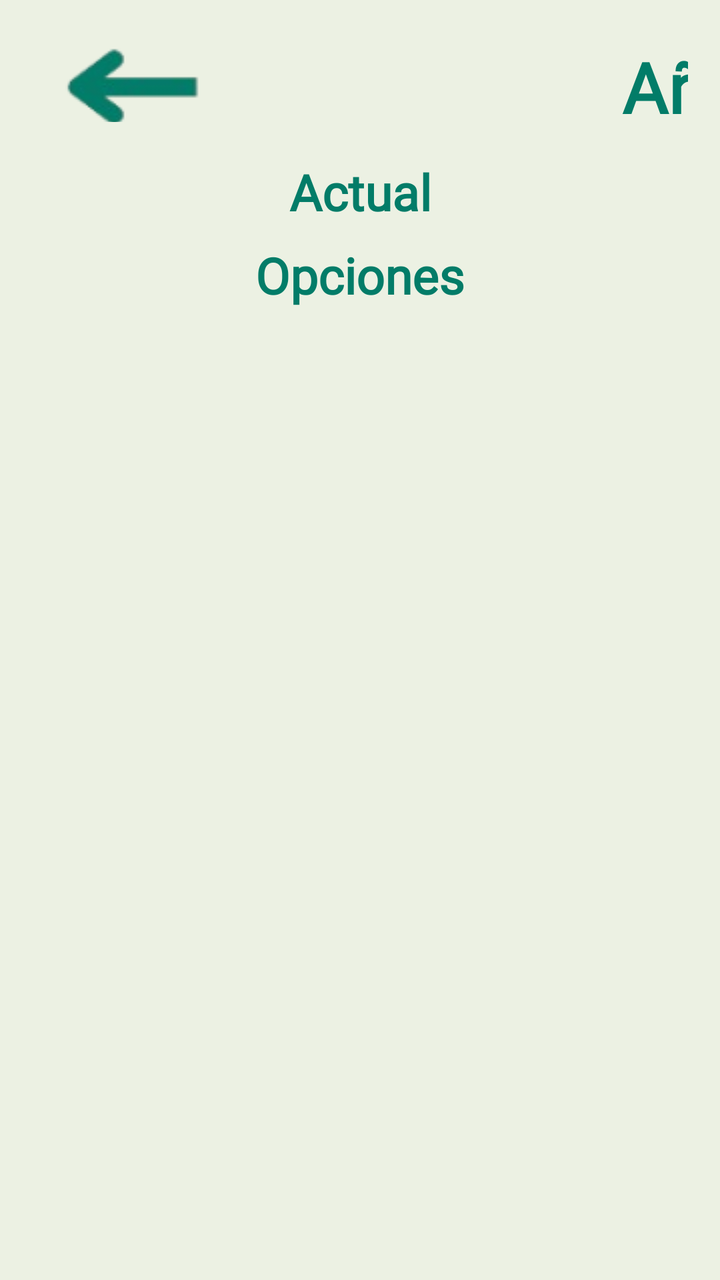
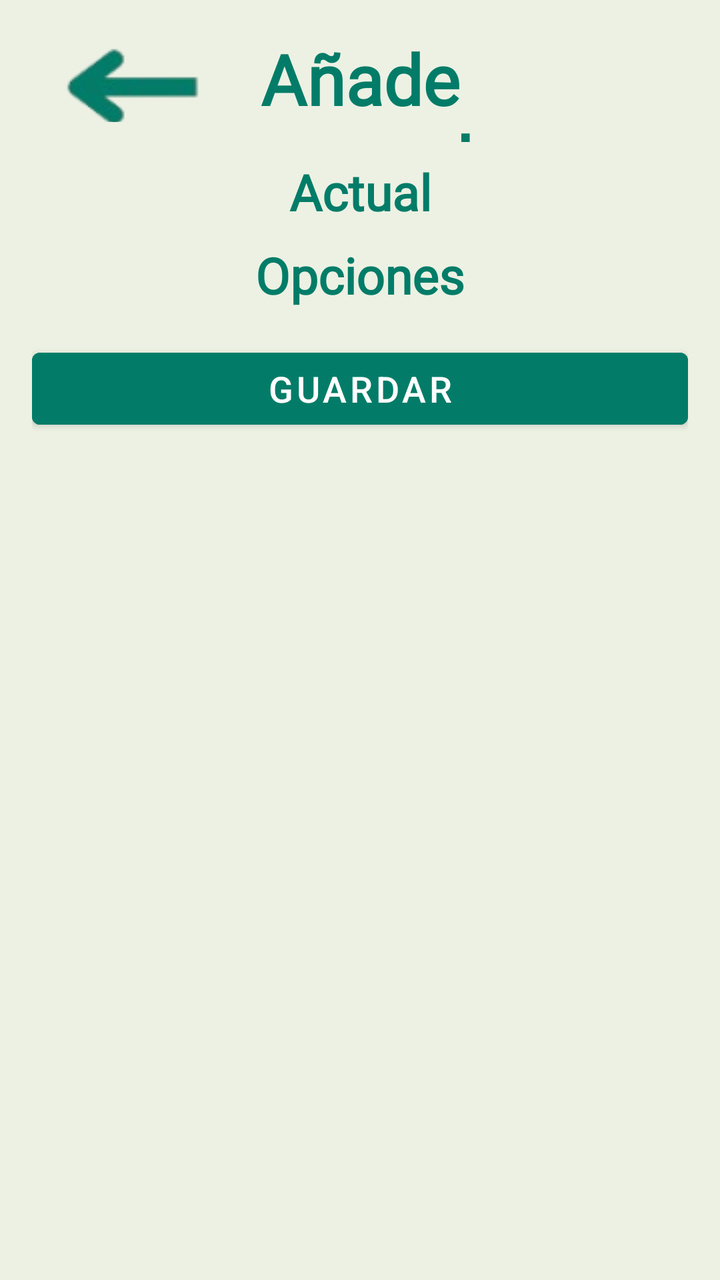

Two renders of the same Android screen: before a commit and after it. Below are the layout's source before the change and the commit's diff.
<!-- AndroidManifest.xml: application theme Theme.DietaAlPlato -->
<!-- res/layout/activity_dialog_headers.xml -->
<?xml version="1.0" encoding="utf-8"?>
<LinearLayout xmlns:android="http://schemas.android.com/apk/res/android"
    xmlns:app="http://schemas.android.com/apk/res-auto"
    android:layout_width="match_parent"
    android:layout_height="wrap_content"
    android:orientation="vertical"
    android:background="#DDE9EFDF"
    android:padding="16dp">

    
    <LinearLayout
        android:layout_width="match_parent"
        android:layout_height="wrap_content"
        android:orientation="horizontal">

        <ImageButton
            android:id="@+id/bttReturn"
            android:layout_height="45dp"
            android:layout_width="100dp"
            android:backgroundTint="#00FFFFFF"
            app:srcCompat="@drawable/gobacksinfondo"
            android:layout_marginBottom="10dp"/>

        <TextView
            android:id="@+id/titulo"
            android:layout_width="700dp"
            android:layout_height="match_parent"
            android:fontFamily="@font/lily_script_one"
            android:gravity="center"
            android:text="Añade una columna"
            android:textColor="#027C68"
            android:textSize="35sp"
            android:textStyle="bold" />

        <ImageButton
            android:layout_width="100dp"
            android:layout_height="45dp"
            android:backgroundTint="#00FFFFFF"
            android:onClick="onClickReturn"
            android:visibility="invisible"
            app:srcCompat="@drawable/gobacksinfondo" />

    </LinearLayout>

    <LinearLayout
        android:layout_width="match_parent"
        android:layout_height="wrap_content"
        android:orientation="vertical"
        android:gravity="center_vertical"
        android:layout_marginBottom="8dp">

        <TextView
            android:layout_width="match_parent"
            android:layout_height="wrap_content"
            android:gravity="center"
            android:fontFamily="@font/lily_script_one"
            android:text="Actual"
            android:textSize="25sp"
            android:textStyle="bold"
            android:textColor="#027C68"
            android:layout_marginTop="8dp" />

        <LinearLayout
            android:id="@+id/actualLayout"
            android:layout_width="match_parent"
            android:layout_height="wrap_content"
            android:orientation="vertical"
            android:gravity="center_vertical"
            android:layout_weight="1"
            android:background="@drawable/bg_food_item"
            android:textSize="18sp"/>

        <TextView
            android:layout_width="match_parent"
            android:layout_height="wrap_content"
            android:gravity="center"
            android:fontFamily="@font/lily_script_one"
            android:text="Opciones"
            android:textSize="25sp"
            android:textStyle="bold"
            android:textColor="#027C68"
            android:layout_marginTop="8dp" />

        <LinearLayout
            android:id="@+id/addLayout"
            android:layout_width="match_parent"
            android:layout_height="wrap_content"
            android:orientation="vertical"
            android:gravity="center_vertical"
            android:layout_weight="1"
            android:background="@drawable/bg_food_item"
            android:textSize="18sp"/>


    </LinearLayout>


</LinearLayout>
<!-- resources referenced by this layout -->
<resources>
  <!-- drawable bg_food_item (drawable) -->
  <?xml version="1.0" encoding="utf-8"?>
  <shape xmlns:android="http://schemas.android.com/apk/res/android">
      <solid android:color="#F2FFFFFF"/> 
      <corners android:radius="12dp"/>
      <stroke android:color="#CCCCCC" android:width="1dp"/>
  </shape>
  <!-- drawable gobacksinfondo: png bitmap (drawable, 8881 bytes) -->
  <style name="Theme.DietaAlPlato" parent="Theme.MaterialComponents.DayNight.DarkActionBar">
          
          <item name="colorPrimary">@color/purple_500</item>
          <item name="colorPrimaryVariant">@color/purple_700</item>
          <item name="colorOnPrimary">@color/white</item>
          
          <item name="colorSecondary">@color/teal_200</item>
          <item name="colorSecondaryVariant">@color/teal_700</item>
          <item name="colorOnSecondary">@color/black</item>
          
          <item name="android:statusBarColor">?attr/colorPrimaryVariant</item>
          
          <item name="windowActionBar">false</item>
          <item name="windowNoTitle">true</item>
  
      </style>
  <color name="purple_500">#FF6200EE</color>
  <color name="purple_700">#FF3700B3</color>
  <color name="white">#FFFFFFFF</color>
  <color name="teal_200">#FF03DAC5</color>
  <color name="teal_700">#FF018786</color>
  <color name="black">#FF000000</color>
</resources>

<!-- the commit's change to res/layout/activity_dialog_headers.xml (unified diff, before → after) -->
@@ -1,54 +1,52 @@
 <?xml version="1.0" encoding="utf-8"?>
-<LinearLayout xmlns:android="http://schemas.android.com/apk/res/android"
-    xmlns:app="http://schemas.android.com/apk/res-auto"
+<ScrollView xmlns:android="http://schemas.android.com/apk/res/android"
     android:layout_width="match_parent"
     android:layout_height="wrap_content"
-    android:orientation="vertical"
-    android:background="#DDE9EFDF"
-    android:padding="16dp">
-
-    
-    <LinearLayout
-        android:layout_width="match_parent"
-        android:layout_height="wrap_content"
-        android:orientation="horizontal">
-
-        <ImageButton
-            android:id="@+id/bttReturn"
-            android:layout_height="45dp"
-            android:layout_width="100dp"
-            android:backgroundTint="#00FFFFFF"
-            app:srcCompat="@drawable/gobacksinfondo"
-            android:layout_marginBottom="10dp"/>
-
-        <TextView
-            android:id="@+id/titulo"
-            android:layout_width="700dp"
-            android:layout_height="match_parent"
-            android:fontFamily="@font/lily_script_one"
-            android:gravity="center"
-            android:text="Añade una columna"
-            android:textColor="#027C68"
-            android:textSize="35sp"
-            android:textStyle="bold" />
-
-        <ImageButton
-            android:layout_width="100dp"
-            android:layout_height="45dp"
-            android:backgroundTint="#00FFFFFF"
-            android:onClick="onClickReturn"
-            android:visibility="invisible"
-            app:srcCompat="@drawable/gobacksinfondo" />
-
-    </LinearLayout>
+    android:fillViewport="true">
 
     <LinearLayout
         android:layout_width="match_parent"
         android:layout_height="wrap_content"
         android:orientation="vertical"
-        android:gravity="center_vertical"
-        android:layout_marginBottom="8dp">
+        android:background="#DDE9EFDF"
+        android:padding="16dp">
 
+        
+        <LinearLayout
+            android:layout_width="match_parent"
+            android:layout_height="wrap_content"
+            android:orientation="horizontal">
+
+            <ImageButton
+                android:id="@+id/bttReturn"
+                android:layout_height="45dp"
+                android:layout_width="100dp"
+                android:backgroundTint="#00FFFFFF"
+                android:layout_marginBottom="10dp"
+                android:src="@drawable/gobacksinfondo" />
+
+            <TextView
+                android:id="@+id/titulo"
+                android:layout_width="0dp"
+                android:layout_height="match_parent"
+                android:layout_weight="1"
+                android:fontFamily="@font/lily_script_one"
+                android:gravity="center"
+                android:text="Añade una columna"
+                android:textColor="#027C68"
+                android:textSize="35sp"
+                android:textStyle="bold" />
+
+            <ImageButton
+                android:layout_width="100dp"
+                android:layout_height="45dp"
+                android:backgroundTint="#00FFFFFF"
+                android:onClick="onClickReturn"
+                android:visibility="invisible"
+                android:src="@drawable/gobacksinfondo" />
+        </LinearLayout>
+
+        
         <TextView
             android:layout_width="match_parent"
             android:layout_height="wrap_content"
@@ -66,10 +64,10 @@
             android:layout_height="wrap_content"
             android:orientation="vertical"
             android:gravity="center_vertical"
-            android:layout_weight="1"
             android:background="@drawable/bg_food_item"
-            android:textSize="18sp"/>
+            android:textSize="18sp" />
 
+        
         <TextView
             android:layout_width="match_parent"
             android:layout_height="wrap_content"
@@ -87,12 +85,19 @@
             android:layout_height="wrap_content"
             android:orientation="vertical"
             android:gravity="center_vertical"
-            android:layout_weight="1"
             android:background="@drawable/bg_food_item"
-            android:textSize="18sp"/>
+            android:textSize="18sp" />
 
+        
+        <Button
+            android:id="@+id/buttonGuardar"
+            android:layout_width="match_parent"
+            android:layout_height="wrap_content"
+            android:text="Guardar"
+            android:layout_marginTop="16dp"
+            android:backgroundTint="#027C68"
+            android:textColor="#FFFFFF"
+            android:textSize="18sp" />
 
     </LinearLayout>
-
-
-</LinearLayout>
+</ScrollView>
